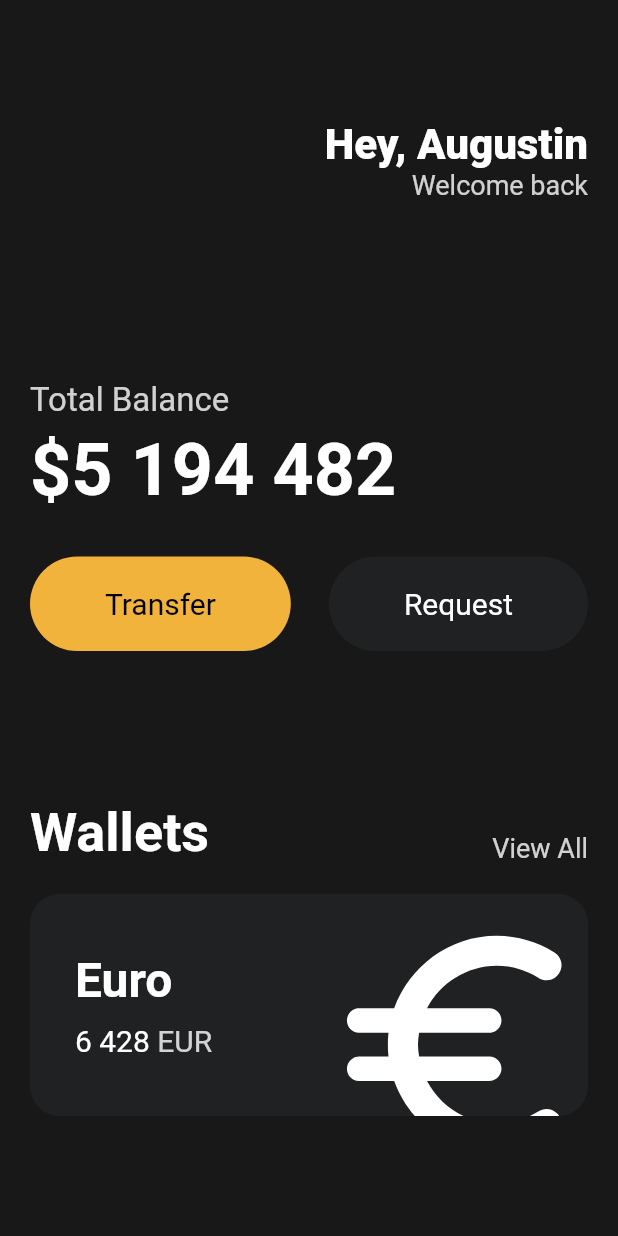
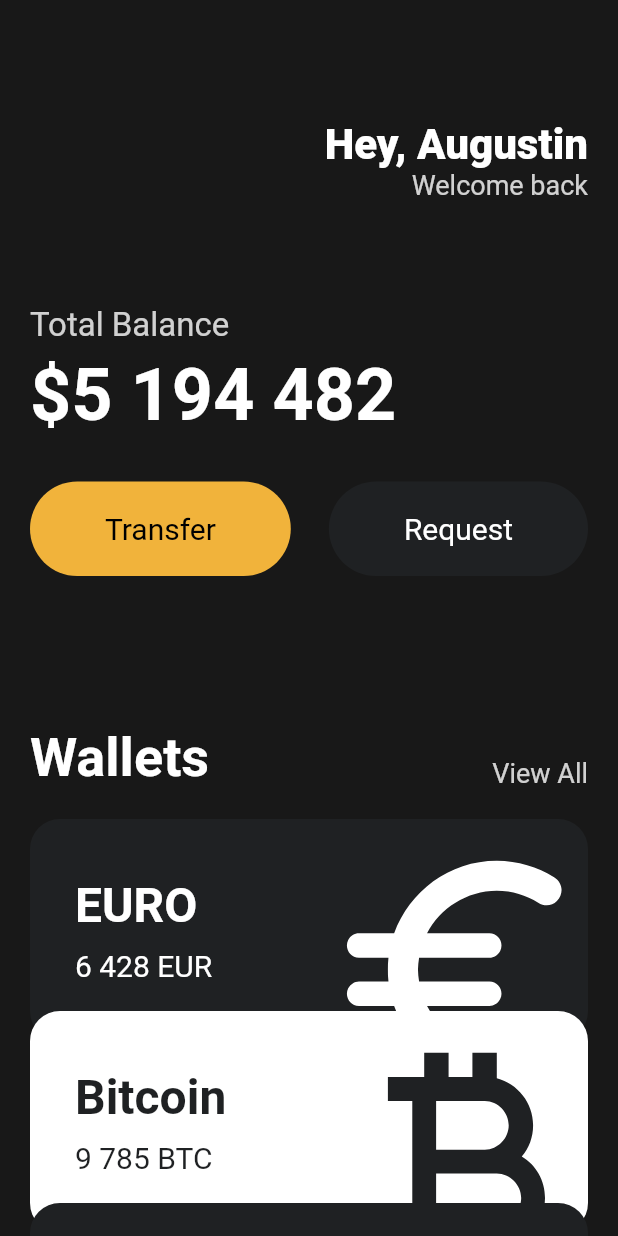
Before and after one commit to augustinLib/Throw-Dart-At-Flutter, a Flutter app: the screen it shows after launch, on a phone screen of 412 x 824 dp. Run offline on Flutter 3.47's test engine with Material 2 defaults, Android fonts, the phone set to English and light mode, and no system bars.

Commit message:
Feat: Add studied contents

```diff
--- a/flutter/webtoon_proto/lib/main.dart
+++ b/flutter/webtoon_proto/lib/main.dart
@@ -1,5 +1,6 @@
 import 'package:flutter/material.dart';
 import 'package:webtoon_proto/widgets/button.dart';
+import 'package:webtoon_proto/widgets/currency_card.dart';
 
 void main() {
   runApp(const App());
@@ -22,7 +23,9 @@ class App extends StatelessWidget {
       // Scaffold : flutter의 모든 화면은 scaffold widget을 기반으로 만들어진다.
       home: Scaffold(
         backgroundColor: const Color(0xFF181818),
-        body: Padding(
+        // SingleChildScrollView : child가 화면을 벗어나도 스크롤이 가능하게 해주는 widget
+        body: SingleChildScrollView(
+          child: Padding(
             // all : 상하좌우 10씩 padding
             // all 말고 only를 쓰면 원하는 방향만 padding을 줄 수 있다.
             // EdgeInsets.symmetric(horizontal: 10, vertical: 20) -> 상하 10, 좌우 20
@@ -64,7 +67,7 @@ class App extends StatelessWidget {
                   ],
                 ),
                 const SizedBox(
-                height: 120,
+                  height: 70,
                 ),
                 Text(
                   "Total Balance",
@@ -133,76 +136,37 @@ class App extends StatelessWidget {
                 const SizedBox(
                   height: 20,
                 ),
-              Container(
-                // clipBehavior : child가 container의 영역을 벗어나면 어떻게 할지 정하는 속성
-                // Clip.harEdge : child가 container의 영역을 벗어나면 container의 영역을 벗어난 부분을 자른다.
-                clipBehavior: Clip.hardEdge,
-                decoration: BoxDecoration(
-                  color: const Color(0xFF1F2123),
-                  borderRadius: BorderRadius.circular(20),
+                const CurrencyCard(
+                  name: "EURO",
+                  code: "EUR",
+                  amount: "6 428",
+                  icon: Icons.euro_rounded,
+                  isInverted: false,
                 ),
-                child: Padding(
-                  padding: const EdgeInsets.all(30),
-                  child: Row(
-                    mainAxisAlignment: MainAxisAlignment.spaceBetween,
-                    children: [
-                      Column(
-                        crossAxisAlignment: CrossAxisAlignment.start,
-                        children: [
-                          const Text(
-                            "Euro",
-                            style: TextStyle(
-                              color: Colors.white,
-                              fontSize: 32,
-                              fontWeight: FontWeight.w600,
+                Transform.translate(
+                  offset: const Offset(0, -20),
+                  child: const CurrencyCard(
+                    name: "Bitcoin",
+                    code: "BTC",
+                    amount: "9 785",
+                    icon: Icons.currency_bitcoin_outlined,
+                    isInverted: true,
                   ),
                 ),
-                          const SizedBox(
-                            height: 10,
-                          ),
-                          Row(
-                            children: [
-                              const Text(
-                                "6 428",
-                                style: TextStyle(
-                                  color: Colors.white,
-                                  fontSize: 20,
-                                ),
-                              ),
-                              const SizedBox(
-                                width: 5,
-                              ),
-                              Text(
-                                "EUR",
-                                style: TextStyle(
-                                  color: Colors.white.withOpacity(0.8),
-                                  fontSize: 20,
-                                ),
-                              ),
-                            ],
-                          ),
-                        ],
-                      ),
-                      // 해당 요소만 transform하게 됨으로써 다른 요소에 영향을 미치지 않음
-                      Transform.scale(
-                        scale: 2.2,
-                        child: Transform.translate(
-                          // offset : x, y 좌표를 지정해줌
-                          offset: const Offset(-5, 12),
-                          child: const Icon(
-                            Icons.euro_rounded,
-                            color: Colors.white,
-                            size: 88,
-                          ),
+                Transform.translate(
+                  offset: const Offset(0, -40),
+                  child: const CurrencyCard(
+                    name: "Dollar",
+                    code: "USD",
+                    amount: "428",
+                    icon: Icons.attach_money_outlined,
+                    isInverted: false,
                   ),
                 ),
               ],
             ),
           ),
         ),
-            ],
-          ),
-        ),
       ),
     );
   }
--- /dev/null
+++ b/flutter/webtoon_proto/lib/widgets/currency_card.dart
@@ -0,0 +1,91 @@
+import 'package:flutter/material.dart';
+
+class CurrencyCard extends StatelessWidget {
+  // final 키워드를 사용하면, 변수를 한 번만 할당할 수 있다. (javascript와 typescript에서의 const와 같은 역할)
+  final String name, code, amount;
+  final IconData icon;
+  final bool isInverted;
+
+  final _blackColor = const Color(0xFF1F2123);
+
+  const CurrencyCard({
+    super.key,
+    required this.name,
+    required this.code,
+    required this.amount,
+    required this.icon,
+    required this.isInverted,
+  });
+
+  @override
+  Widget build(BuildContext context) {
+    return Container(
+      // clipBehavior : child가 container의 영역을 벗어나면 어떻게 할지 정하는 속성
+      // Clip.harEdge : child가 container의 영역을 벗어나면 container의 영역을 벗어난 부분을 자른다.
+      clipBehavior: Clip.hardEdge,
+      decoration: BoxDecoration(
+        // isInverted가 true이면 Colors.white, false이면 const Color(0xFF1F2123)
+        color: isInverted ? Colors.white : _blackColor,
+        borderRadius: BorderRadius.circular(20),
+      ),
+      child: Padding(
+        padding: const EdgeInsets.all(30),
+        child: Row(
+          mainAxisAlignment: MainAxisAlignment.spaceBetween,
+          children: [
+            Column(
+              crossAxisAlignment: CrossAxisAlignment.start,
+              children: [
+                Text(
+                  name,
+                  style: TextStyle(
+                    color: isInverted ? _blackColor : Colors.white,
+                    fontSize: 32,
+                    fontWeight: FontWeight.w600,
+                  ),
+                ),
+                const SizedBox(
+                  height: 10,
+                ),
+                Row(
+                  children: [
+                    Text(
+                      amount,
+                      style: TextStyle(
+                        color: isInverted ? _blackColor : Colors.white,
+                        fontSize: 20,
+                      ),
+                    ),
+                    const SizedBox(
+                      width: 5,
+                    ),
+                    Text(
+                      code,
+                      style: TextStyle(
+                        color: isInverted ? _blackColor : Colors.white,
+                        fontSize: 20,
+                      ),
+                    ),
+                  ],
+                ),
+              ],
+            ),
+            // 해당 요소만 transform하게 됨으로써 다른 요소에 영향을 미치지 않음
+            Transform.scale(
+              scale: 2.2,
+              child: Transform.translate(
+                // offset : x, y 좌표를 지정해줌
+                offset: const Offset(-5, 12),
+                child: Icon(
+                  icon,
+                  color: isInverted ? _blackColor : Colors.white,
+                  size: 88,
+                ),
+              ),
+            ),
+          ],
+        ),
+      ),
+    );
+  }
+}
```
Lines whose indentation alone changed are shown as unchanged.
